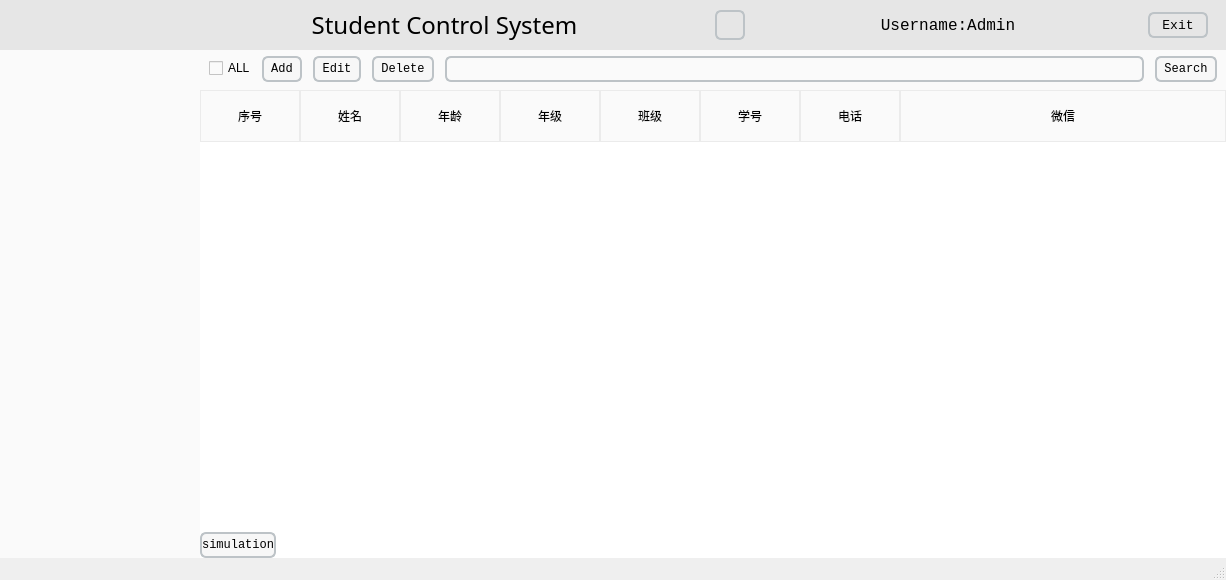
This is mainwindow.ui in liyu12345cba/QT-Student-Information-Control-System- as Qt 5 draws it before an edit. The edited form follows.
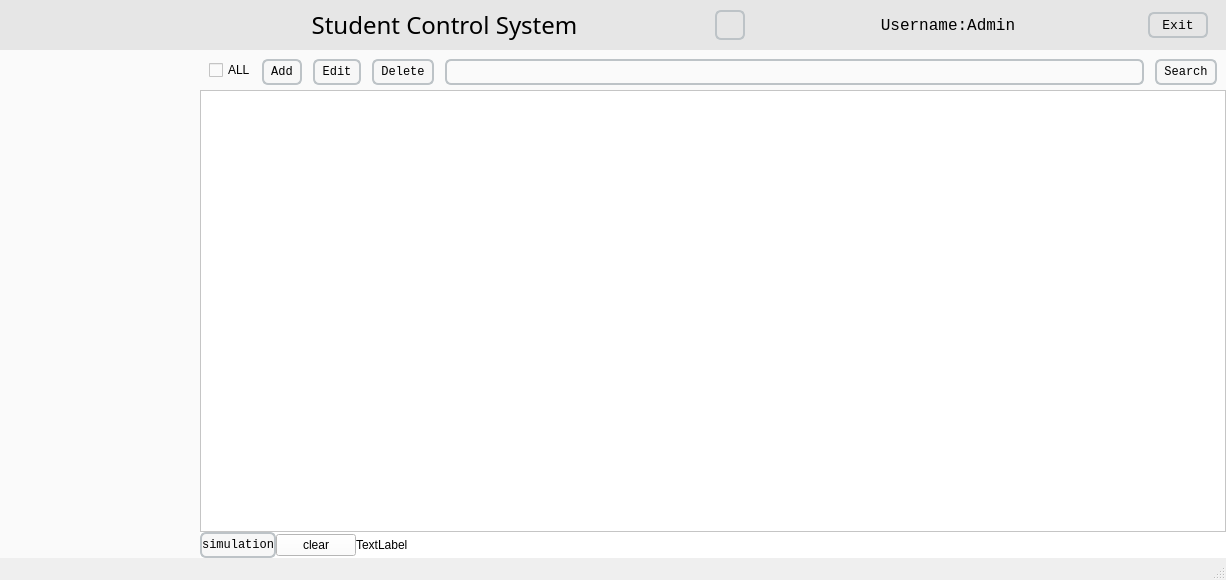
This is the edited form. Icons and pictures are not drawn.

```diff
--- a/mainwindow.ui
+++ b/mainwindow.ui
@@ -145,13 +145,17 @@
               <property name="spacing">
                <number>0</number>
               </property>
-              <item row="1" column="0">
+              <item row="1" column="0" colspan="4">
                <widget class="QTableWidget" name="tableWidget">
                 <property name="styleSheet">
                  <string notr="true">QTableWidget{
-border:0px solid rgb(250, 250, 250);
+
+border:none
+selection-background-color: red;
+
 }
 
+
 QHeaderView::section{
 background-color: rgb(250, 250, 250);
 height:50px;
@@ -161,6 +165,7 @@
 QTableWidget::item
 {
 border:1px solid rgb(235, 235, 235);
+
 }
 </string>
                 </property>
@@ -170,49 +175,23 @@
                 <attribute name="verticalHeaderVisible">
                  <bool>false</bool>
                 </attribute>
-                <column>
-                 <property name="text">
-                  <string>序号</string>
-                 </property>
-                </column>
-                <column>
-                 <property name="text">
-                  <string>姓名</string>
-                 </property>
-                </column>
-                <column>
-                 <property name="text">
-                  <string>年龄</string>
-                 </property>
-                </column>
-                <column>
-                 <property name="text">
-                  <string>年级</string>
-                 </property>
-                </column>
-                <column>
-                 <property name="text">
-                  <string>班级</string>
-                 </property>
-                </column>
-                <column>
-                 <property name="text">
-                  <string>学号</string>
-                 </property>
-                </column>
-                <column>
-                 <property name="text">
-                  <string>电话</string>
-                 </property>
-                </column>
-                <column>
-                 <property name="text">
-                  <string>微信</string>
-                 </property>
-                </column>
                </widget>
               </item>
-              <item row="0" column="0">
+              <item row="2" column="1">
+               <widget class="QPushButton" name="btn_clear">
+                <property name="text">
+                 <string>clear</string>
+                </property>
+               </widget>
+              </item>
+              <item row="2" column="2">
+               <widget class="QLabel" name="lb_cnt">
+                <property name="text">
+                 <string>TextLabel</string>
+                </property>
+               </widget>
+              </item>
+              <item row="0" column="0" colspan="4">
                <widget class="QWidget" name="widget_3" native="true">
                 <property name="maximumSize">
                  <size>
@@ -227,11 +206,8 @@
 </string>
                 </property>
                 <layout class="QGridLayout" name="gridLayout_4">
-                 <property name="topMargin">
-                  <number>6</number>
-                 </property>
-                 <property name="bottomMargin">
-                  <number>9</number>
+                 <property name="sizeConstraint">
+                  <enum>QLayout::SetDefaultConstraint</enum>
                  </property>
                  <item row="0" column="5">
                   <spacer name="horizontalSpacer_5">
@@ -453,6 +429,19 @@
                 </property>
                </widget>
               </item>
+              <item row="2" column="3">
+               <spacer name="horizontalSpacer_12">
+                <property name="orientation">
+                 <enum>Qt::Horizontal</enum>
+                </property>
+                <property name="sizeHint" stdset="0">
+                 <size>
+                  <width>729</width>
+                  <height>20</height>
+                 </size>
+                </property>
+               </spacer>
+              </item>
              </layout>
             </widget>
             <widget class="QWidget" name="page_2">
```
Left out of the diff: 448 changed lines with no effect on the pictures.
